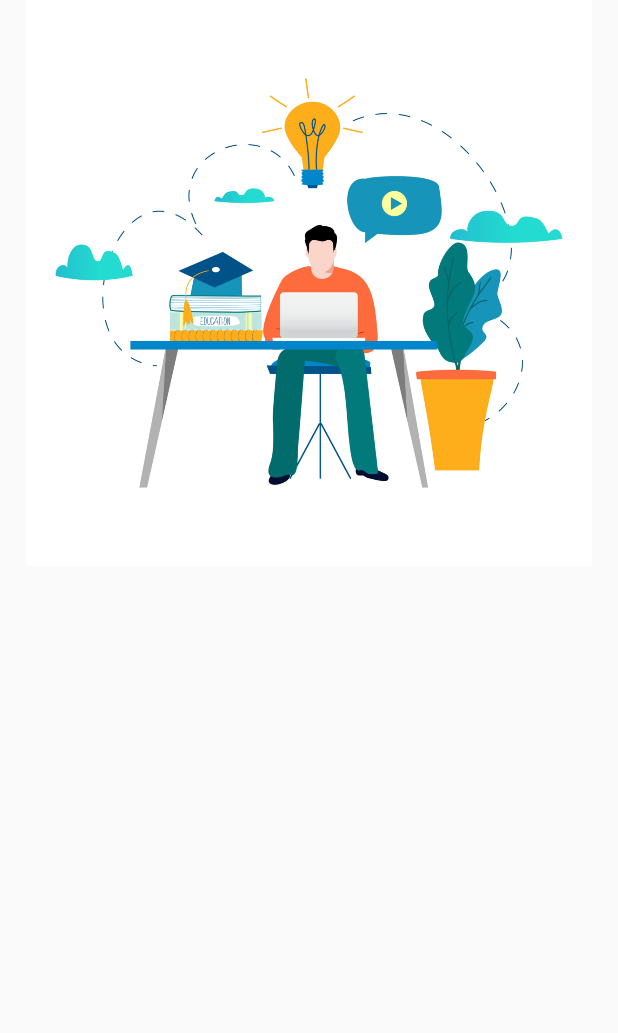
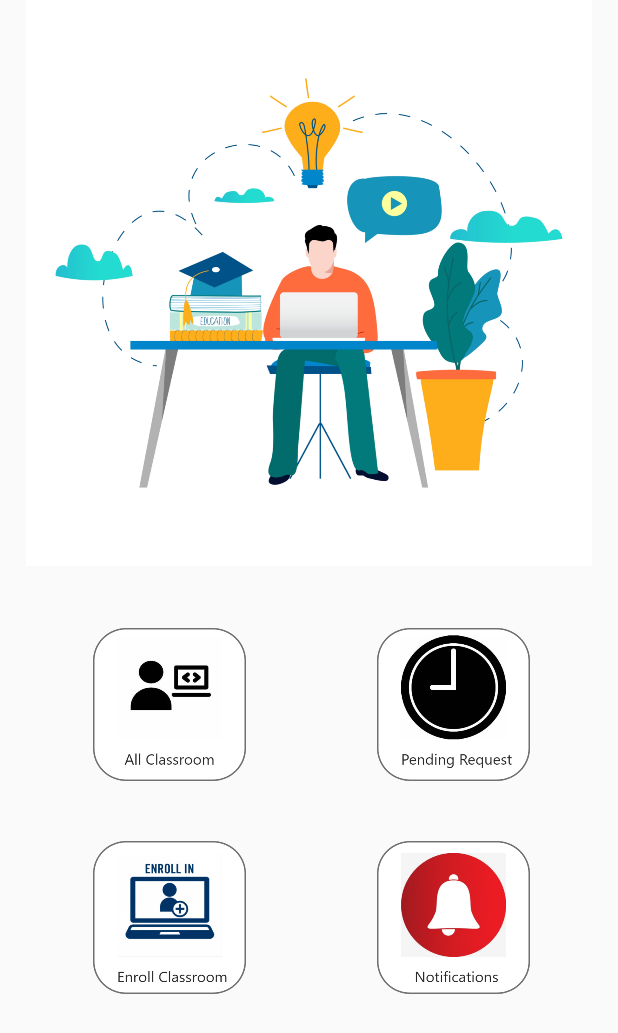
Before and after one commit to jugal-bit/Yaayde, an Android app: the StudentActivity screen opened directly, with no data from a screen before it, on a phone screen of 412 x 824 dp. Shown: the top 1033 px of the screen. Run offline under Robolectric (Android 15) with nearby library versions, the phone set to English and light mode, and no system bars.

Commit message:
Added Student Dashboard

```diff
--- a/app/src/main/res/layout/activity_student.xml
+++ b/app/src/main/res/layout/activity_student.xml
@@ -16,4 +16,52 @@
         app:layout_constraintTop_toTopOf="parent"
         app:layout_constraintVertical_bias="0.0"
         app:srcCompat="@drawable/sdimg" />
+
+    <Button
+        android:id="@+id/allc"
+        android:layout_width="102dp"
+        android:layout_height="102dp"
+        android:background="@drawable/allc"
+        app:layout_constraintBottom_toBottomOf="parent"
+        app:layout_constraintEnd_toEndOf="parent"
+        app:layout_constraintHorizontal_bias="0.20"
+        app:layout_constraintStart_toStartOf="parent"
+        app:layout_constraintTop_toBottomOf="@+id/imageView11"
+        app:layout_constraintVertical_bias="0.12" />
+
+    <Button
+        android:id="@+id/pr"
+        android:layout_width="102dp"
+        android:layout_height="102dp"
+        android:background="@drawable/pr"
+        app:layout_constraintBottom_toBottomOf="parent"
+        app:layout_constraintEnd_toEndOf="parent"
+        app:layout_constraintHorizontal_bias="0.60"
+        app:layout_constraintStart_toEndOf="@+id/allc"
+        app:layout_constraintTop_toBottomOf="@+id/imageView11"
+        app:layout_constraintVertical_bias="0.12" />
+
+    <Button
+        android:id="@+id/ec"
+        android:layout_width="102dp"
+        android:layout_height="102dp"
+        android:background="@drawable/ec"
+        app:layout_constraintBottom_toBottomOf="parent"
+        app:layout_constraintEnd_toEndOf="parent"
+        app:layout_constraintHorizontal_bias="0.20"
+        app:layout_constraintStart_toStartOf="parent"
+        app:layout_constraintTop_toBottomOf="@+id/allc"
+        app:layout_constraintVertical_bias="0.20" />
+
+    <Button
+        android:id="@+id/notify"
+        android:layout_width="102dp"
+        android:layout_height="102dp"
+        android:background="@drawable/notify"
+        app:layout_constraintBottom_toBottomOf="parent"
+        app:layout_constraintEnd_toEndOf="parent"
+        app:layout_constraintHorizontal_bias="0.60"
+        app:layout_constraintStart_toEndOf="@+id/ec"
+        app:layout_constraintTop_toBottomOf="@+id/pr"
+        app:layout_constraintVertical_bias="0.20" />
 </androidx.constraintlayout.widget.ConstraintLayout>
```
